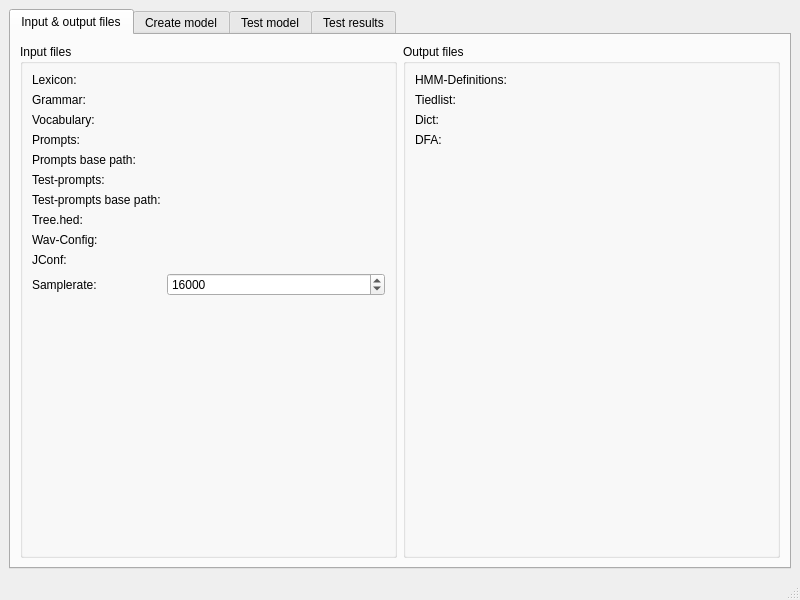
KDE/simon, file sam/src/main.ui: the form before one commit.
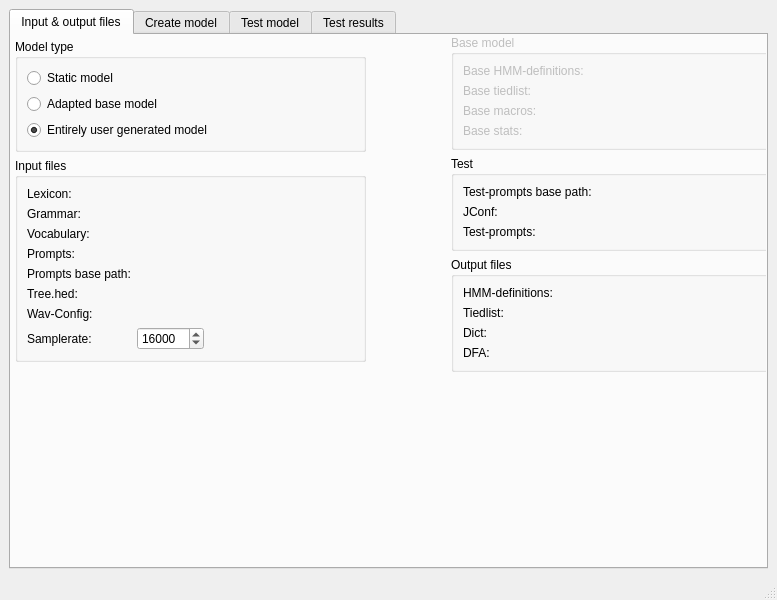
The form after the commit. Custom widgets are drawn as their Qt base class.

Commit message: simon now supports static model adaption. Improved the julius error handling by sending a complete error log in case the recognition can't be started.

Patch:
```diff
--- a/sam/src/main.ui
+++ b/sam/src/main.ui
@@ -1,150 +1,158 @@
 <ui version="4.0" >
  <class>MainWindow</class>
- <widget class="QMainWindow" name="MainWindow" >
-  <property name="geometry" >
+ <widget class="QMainWindow" name="MainWindow">
+  <property name="geometry">
    <rect>
     <x>0</x>
     <y>0</y>
-    <width>800</width>
+    <width>777</width>
     <height>600</height>
    </rect>
   </property>
   <property name="windowTitle" >
    <string>sam - Untitled</string>
   </property>
-  <widget class="QWidget" name="centralwidget" >
-   <layout class="QVBoxLayout" name="verticalLayout" >
+  <widget class="QWidget" name="centralwidget">
+   <layout class="QVBoxLayout" name="verticalLayout_8">
     <item>
-     <widget class="KTabWidget" name="twMain" >
-      <property name="currentIndex" >
+     <widget class="KTabWidget" name="twMain">
+      <property name="currentIndex">
        <number>0</number>
       </property>
       <widget class="QWidget" name="Seite_3" >
        <attribute name="title" >
         <string>Input &amp;&amp; output files</string>
        </attribute>
-       <layout class="QVBoxLayout" name="verticalLayout_4" >
+       <widget class="QWidget" name="">
+        <property name="geometry">
+         <rect>
+          <x>4</x>
+          <y>4</y>
+          <width>351</width>
+          <height>391</height>
+         </rect>
+        </property>
+        <layout class="QVBoxLayout" name="verticalLayout_7">
         <item>
-         <layout class="QHBoxLayout" name="horizontalLayout" >
+          <widget class="QGroupBox" name="groupBox_4">
+           <property name="title">
+            <string>Model type</string>
+           </property>
+           <layout class="QVBoxLayout" name="verticalLayout_4">
           <item>
-           <widget class="QGroupBox" name="groupBox" >
-            <property name="title" >
+             <widget class="QRadioButton" name="rbStaticModel">
+              <property name="text">
+               <string>Static model</string>
+              </property>
+             </widget>
+            </item>
+            <item>
+             <widget class="QRadioButton" name="radioButton_2">
+              <property name="text">
+               <string>Adapted base model</string>
+              </property>
+             </widget>
+            </item>
+            <item>
+             <widget class="QRadioButton" name="radioButton_3">
+              <property name="text">
+               <string>Entirely user generated model</string>
+              </property>
+              <property name="checked">
+               <bool>true</bool>
+              </property>
+             </widget>
+            </item>
+           </layout>
+          </widget>
+         </item>
+         <item>
+          <widget class="QGroupBox" name="groupBox">
+           <property name="title">
              <string>Input files</string>
             </property>
-            <layout class="QFormLayout" name="formLayout" >
-             <item row="1" column="0" >
-              <widget class="QLabel" name="lbLexicon" >
-               <property name="text" >
+           <layout class="QFormLayout" name="formLayout">
+            <property name="fieldGrowthPolicy">
+             <enum>QFormLayout::ExpandingFieldsGrow</enum>
+            </property>
+            <item row="0" column="0">
+             <widget class="QLabel" name="lbLexicon">
+              <property name="text">
                 <string>Lexicon:</string>
                </property>
               </widget>
              </item>
-             <item row="1" column="1" >
-              <widget class="KUrlRequester" name="urLexicon" />
-             </item>
-             <item row="2" column="0" >
-              <widget class="QLabel" name="lbGrammar" >
-               <property name="text" >
+            <item row="0" column="1">
+             <widget class="KUrlRequester" name="urLexicon"/>
+            </item>
+            <item row="1" column="0">
+             <widget class="QLabel" name="lbGrammar">
+              <property name="text">
                 <string>Grammar:</string>
                </property>
               </widget>
              </item>
-             <item row="2" column="1" >
-              <widget class="KUrlRequester" name="urGrammar" />
-             </item>
-             <item row="3" column="0" >
-              <widget class="QLabel" name="lbVocabulary" >
-               <property name="text" >
+            <item row="1" column="1">
+             <widget class="KUrlRequester" name="urGrammar"/>
+            </item>
+            <item row="2" column="0">
+             <widget class="QLabel" name="lbVocabulary">
+              <property name="text">
                 <string>Vocabulary:</string>
                </property>
               </widget>
              </item>
-             <item row="3" column="1" >
-              <widget class="KUrlRequester" name="urVocabulary" />
-             </item>
-             <item row="4" column="0" >
-              <widget class="QLabel" name="lbPrompts" >
-               <property name="text" >
+            <item row="2" column="1">
+             <widget class="KUrlRequester" name="urVocabulary"/>
+            </item>
+            <item row="3" column="0">
+             <widget class="QLabel" name="lbPrompts">
+              <property name="text">
                 <string>Prompts:</string>
                </property>
               </widget>
              </item>
-             <item row="4" column="1" >
-              <widget class="KUrlRequester" name="urPrompts" />
-             </item>
-
-             <item row="5" column="0" >
-              <widget class="QLabel" name="lbPromptsBasePath" >
-               <property name="text" >
+            <item row="3" column="1">
+             <widget class="KUrlRequester" name="urPrompts"/>
+            </item>
+            <item row="4" column="0">
+             <widget class="QLabel" name="lbPromptsBasePath">
+              <property name="text">
                 <string>Prompts base path:</string>
                </property>
               </widget>
              </item>
-             <item row="5" column="1" >
-              <widget class="KUrlRequester" name="urPromptsBasePath" />
-             </item>
-
-             <item row="6" column="0" >
-              <widget class="QLabel" name="lbTestPrompts" >
-               <property name="text" >
-                <string>Test-prompts:</string>
-               </property>
-              </widget>
-             </item>
-             <item row="6" column="1" >
-              <widget class="KUrlRequester" name="urTestPrompts" />
-             </item>
- 
-             <item row="7" column="0" >
-              <widget class="QLabel" name="lbTestPromptsBasePath" >
-               <property name="text" >
-                <string>Test-prompts base path:</string>
-               </property>
-              </widget>
-             </item>
-             <item row="7" column="1" >
-              <widget class="KUrlRequester" name="urTestPromptsBasePath" />
-             </item>
-
-             <item row="8" column="0" >
-              <widget class="QLabel" name="lbTreeHed" >
-               <property name="text" >
+            <item row="4" column="1">
+             <widget class="KUrlRequester" name="urPromptsBasePath"/>
+            </item>
+            <item row="5" column="0">
+             <widget class="QLabel" name="lbTreeHed">
+              <property name="text">
                 <string>Tree.hed:</string>
                </property>
               </widget>
              </item>
-             <item row="8" column="1" >
-              <widget class="KUrlRequester" name="urTreeHed" />
-             </item>
-             <item row="9" column="0" >
-              <widget class="QLabel" name="lbWavConfig" >
-               <property name="text" >
+            <item row="5" column="1">
+             <widget class="KUrlRequester" name="urTreeHed"/>
+            </item>
+            <item row="6" column="0">
+             <widget class="QLabel" name="lbWavConfig">
+              <property name="text">
                 <string>Wav-Config:</string>
                </property>
               </widget>
              </item>
-             <item row="9" column="1" >
-              <widget class="KUrlRequester" name="urWavConfig" />
-             </item>
-
-	     <item row="10" column="0" >
-              <widget class="QLabel" name="lbJConf" >
-               <property name="text" >
-                <string>JConf:</string>
-               </property>
-              </widget>
-             </item>
-             <item row="10" column="1" >
-              <widget class="KUrlRequester" name="urJConf" />
-             </item>
-	     <item row="11" column="0" >
-              <widget class="QLabel" name="lbSampleRate" >
-               <property name="text" >
+            <item row="6" column="1">
+             <widget class="KUrlRequester" name="urWavConfig"/>
+            </item>
+            <item row="7" column="0">
+             <widget class="QLabel" name="lbSampleRate">
+              <property name="text">
                 <string>Samplerate:</string>
                </property>
               </widget>
              </item>
-             <item row="11" column="1" >
+            <item row="7" column="1">
 	     <widget class="QSpinBox" name="sbSampleRate">
 	     <property name="minimum" >
               <number>8000</number>
@@ -156,43 +164,155 @@
               <number>16000</number>
              </property>
 	     </widget>
-
-             </item>
-
-
-
+            </item>
             </layout>
            </widget>
           </item>
           <item>
-           <widget class="QGroupBox" name="groupBox_2" >
-            <property name="title" >
+          <spacer name="verticalSpacer_2">
+           <property name="orientation">
+            <enum>Qt::Vertical</enum>
+           </property>
+           <property name="sizeHint" stdset="0">
+            <size>
+             <width>20</width>
+             <height>40</height>
+            </size>
+           </property>
+          </spacer>
+         </item>
+        </layout>
+       </widget>
+       <widget class="QWidget" name="">
+        <property name="geometry">
+         <rect>
+          <x>440</x>
+          <y>0</y>
+          <width>320</width>
+          <height>496</height>
+         </rect>
+        </property>
+        <layout class="QVBoxLayout" name="verticalLayout">
+         <item>
+          <widget class="QGroupBox" name="groupBox_3">
+           <property name="enabled">
+            <bool>false</bool>
+           </property>
+           <property name="title">
+            <string>Base model</string>
+           </property>
+           <layout class="QFormLayout" name="formLayout_3">
+            <item row="0" column="0">
+             <widget class="QLabel" name="label">
+              <property name="text">
+               <string>Base HMM-definitions:</string>
+              </property>
+             </widget>
+            </item>
+            <item row="0" column="1">
+             <widget class="KUrlRequester" name="urBaseHmmDefs"/>
+            </item>
+            <item row="1" column="0">
+             <widget class="QLabel" name="label_2">
+              <property name="text">
+               <string>Base tiedlist:</string>
+              </property>
+             </widget>
+            </item>
+            <item row="1" column="1">
+             <widget class="KUrlRequester" name="urBaseTiedlist"/>
+            </item>
+            <item row="2" column="0">
+             <widget class="QLabel" name="label_3">
+              <property name="text">
+               <string>Base macros:</string>
+              </property>
+             </widget>
+            </item>
+            <item row="2" column="1">
+             <widget class="KUrlRequester" name="urBaseMacros"/>
+            </item>
+            <item row="3" column="0">
+             <widget class="QLabel" name="label_4">
+              <property name="text">
+               <string>Base stats:</string>
+              </property>
+             </widget>
+            </item>
+            <item row="3" column="1">
+             <widget class="KUrlRequester" name="urBaseStats"/>
+            </item>
+           </layout>
+          </widget>
+         </item>
+         <item>
+          <widget class="QGroupBox" name="groupBox_5">
+           <property name="title">
+            <string>Test</string>
+           </property>
+           <layout class="QFormLayout" name="formLayout_4">
+            <item row="0" column="0">
+             <widget class="QLabel" name="lbTestPromptsBasePath">
+              <property name="text">
+               <string>Test-prompts base path:</string>
+              </property>
+             </widget>
+            </item>
+            <item row="0" column="1">
+             <widget class="KUrlRequester" name="urTestPrompts"/>
+            </item>
+            <item row="1" column="0">
+             <widget class="QLabel" name="lbJConf">
+              <property name="text">
+               <string>JConf:</string>
+              </property>
+             </widget>
+            </item>
+            <item row="1" column="1">
+             <widget class="KUrlRequester" name="urTestPromptsBasePath"/>
+            </item>
+            <item row="2" column="0">
+             <widget class="QLabel" name="lbTestPrompts">
+              <property name="text">
+               <string>Test-prompts:</string>
+              </property>
+             </widget>
+            </item>
+            <item row="2" column="1">
+             <widget class="KUrlRequester" name="urJConf"/>
+            </item>
+           </layout>
+          </widget>
+         </item>
+         <item>
+          <widget class="QGroupBox" name="groupBox_2">
+           <property name="title">
              <string>Output files</string>
             </property>
-            <layout class="QFormLayout" name="formLayout_2" >
-             <item row="0" column="0" >
-              <widget class="QLabel" name="lbHmmdefs" >
-               <property name="text" >
-                <string>HMM-Definitions:</string>
+           <layout class="QFormLayout" name="formLayout_2">
+            <item row="0" column="0">
+             <widget class="QLabel" name="lbHmmdefs">
+              <property name="text">
+               <string>HMM-definitions:</string>
                </property>
               </widget>
              </item>
-             <item row="0" column="1" >
-              <widget class="KUrlRequester" name="urHmmDefs" />
-             </item>
-             <item row="1" column="0" >
-              <widget class="QLabel" name="lbTiedlist" >
-               <property name="text" >
+            <item row="0" column="1">
+             <widget class="KUrlRequester" name="urHmmDefs"/>
+            </item>
+            <item row="1" column="0">
+             <widget class="QLabel" name="lbTiedlist">
+              <property name="text">
                 <string>Tiedlist:</string>
                </property>
               </widget>
              </item>
-             <item row="1" column="1" >
-              <widget class="KUrlRequester" name="urTiedlist" />
-             </item>
-             <item row="2" column="0" >
-              <widget class="QLabel" name="lbDict" >
-               <property name="text" >
+            <item row="1" column="1">
+             <widget class="KUrlRequester" name="urTiedlist"/>
+            </item>
+            <item row="2" column="0">
+             <widget class="QLabel" name="lbDict">
+              <property name="text">
                 <string>Dict:</string>
                </property>
               </widget>
@@ -204,15 +324,18 @@
                </property>
               </widget>
              </item>
-             <item row="2" column="1" >
-              <widget class="KUrlRequester" name="urDict" />
-             </item>
-             <item row="3" column="1" >
-              <widget class="KUrlRequester" name="urDFA" />
-             </item>
-             <item row="6" column="1" >
-              <spacer name="verticalSpacer" >
-               <property name="orientation" >
+            <item row="2" column="1">
+             <widget class="KUrlRequester" name="urDict"/>
+            </item>
+            <item row="3" column="1">
+             <widget class="KUrlRequester" name="urDFA"/>
+            </item>
+           </layout>
+          </widget>
+         </item>
+         <item>
+          <spacer name="verticalSpacer">
+           <property name="orientation">
                 <enum>Qt::Vertical</enum>
                </property>
                <property name="sizeHint" stdset="0" >
@@ -225,10 +348,6 @@
              </item>
             </layout>
            </widget>
-          </item>
-         </layout>
-        </item>
-       </layout>
       </widget>
       <widget class="QWidget" name="Seite" >
        <attribute name="title" >
@@ -445,6 +564,12 @@
   <widget class="QStatusBar" name="statusbar" />
  </widget>
  <customwidgets>
+  <customwidget>
+   <class>KUrlRequester</class>
+   <extends>QFrame</extends>
+   <header>kurlrequester.h</header>
+   <container>1</container>
+  </customwidget>
   <customwidget>
    <class>KPushButton</class>
    <extends>QPushButton</extends>
@@ -456,15 +581,9 @@
    <header>ktabwidget.h</header>
    <container>1</container>
   </customwidget>
-  <customwidget>
-   <class>KUrlRequester</class>
-   <extends>QFrame</extends>
-   <header>kurlrequester.h</header>
-   <container>1</container>
-  </customwidget>
   <customwidget>
    <class>KTextEdit</class>
-   <extends>QWidget</extends>
+   <extends>QTextEdit</extends>
    <header>ktextedit.h</header>
   </customwidget>
  </customwidgets>
```
Left out of the diff: 198 changed lines with no effect on the pictures. Lines whose indentation alone changed are shown as unchanged. The commit also changes 34 other files.
